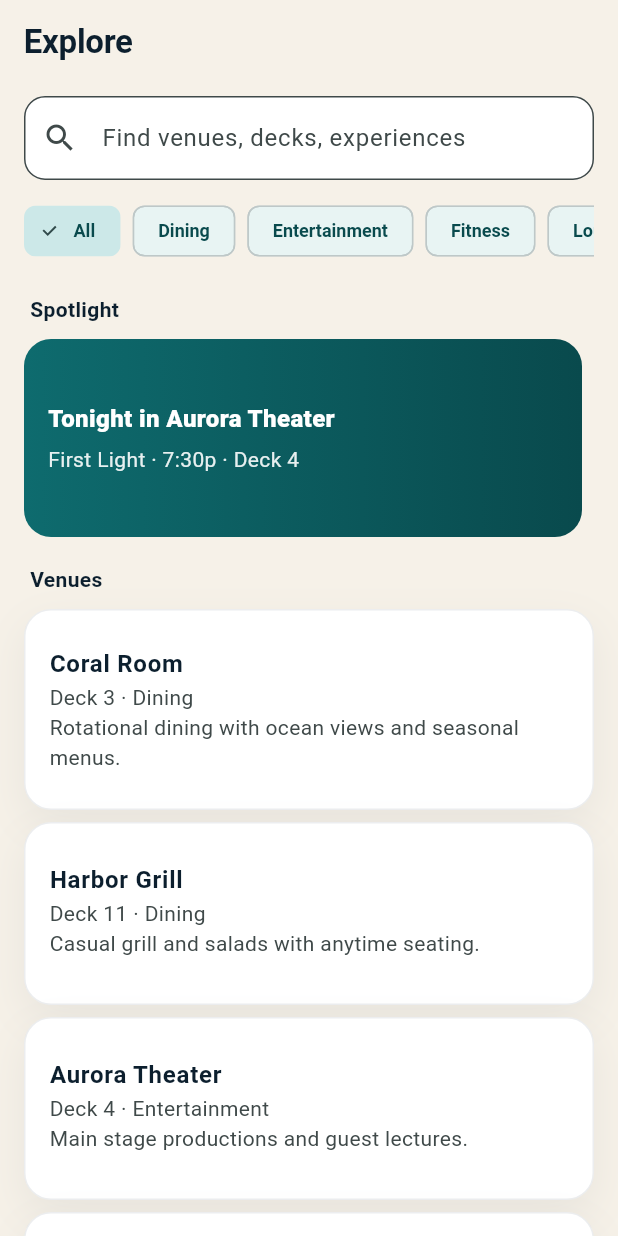
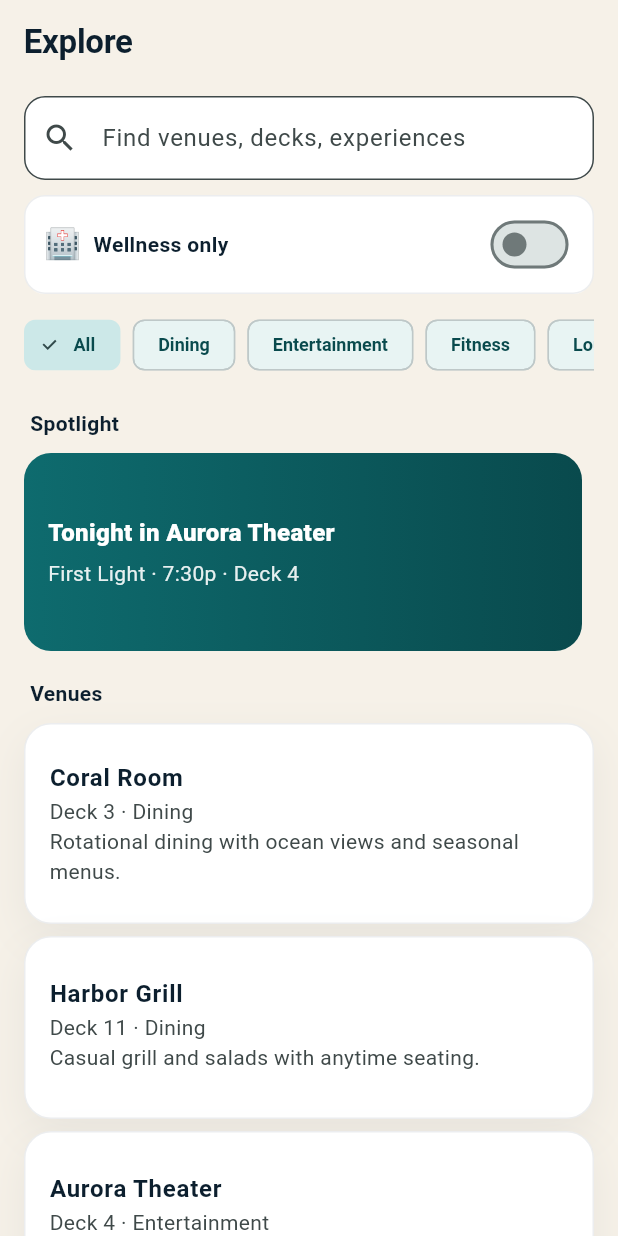
Before and after one commit to joshclements518/gh-cc-test, a Flutter app: the ExploreScreen screen opened directly, on a phone screen of 412 x 824 dp. Run offline on Flutter 3.47's test engine with Material 3 defaults, Android fonts, the phone set to English and light mode, and no system bars; network calls fail.

Commit message:
Implement wellness filter toggle with client-side filtering
Add a functional wellness toggle switch to the explore marketplace that
filters products client-side to show only wellness category items.

Changes:
- Added FilterToggle reusable widget component with wellness icon (🏥)
  and "Wellness only" label
- Implemented pure filter function filterProductsByWellness in utils/
- Added wellnessFilterActive state to ExploreMarketplace (default false)
- Modified explore screen to use filtered venues based on toggle state
- Added three wellness category venues to mock catalog (Wellness Center,
  Meditation Sanctuary, Healthy Living Cafe)
- Included comprehensive unit tests for filter function

Filter behavior:
- Toggle starts in inactive (unchecked) state on page load
- When active, shows only venues where category === 'Wellness'
- When inactive, shows all venues (existing behavior)
- No network requests (client-side filtering only)
- Filter logic implemented as pure function per ADR-001

Architecture:
- Follows ADR-001 (client-side filtering)
- Follows ADR-002 (no state persistence)
- Follows ADR-003 (top filter bar placement)
- Follows ADR-004 (extensibility pattern for future filters)

Co-Authored-By: Claude Sonnet 4.5 <noreply@anthropic.com>

```diff
--- a/app/lib/data/mock_catalog.dart
+++ b/app/lib/data/mock_catalog.dart
@@ -121,6 +121,9 @@ abstract final class MockCatalog {
     Venue(id: 'v7', name: 'Beacon Lounge', deck: 'Deck 8', category: 'Lounge', blurb: 'Quiet cocktails and acoustic sets after dinner.', hours: '5p–midnight', tags: ['nightlife']),
     Venue(id: 'v8', name: 'Fitness Studio', deck: 'Deck 14 Fwd', category: 'Fitness', blurb: 'Classes and open gym with sea views.', hours: '6a–9p', tags: ['fitness']),
     Venue(id: 'v9', name: 'Shore Excursions Desk', deck: 'Deck 1', category: 'Services', blurb: 'Port adventures booking and meet-up points.', hours: '9a–6p', tags: ['port']),
+    Venue(id: 'v10', name: 'Wellness Center', deck: 'Deck 12', category: 'Wellness', blurb: 'Holistic health consultations and nutrition planning.', hours: '8a–6p', tags: ['wellness', 'health']),
+    Venue(id: 'v11', name: 'Meditation Sanctuary', deck: 'Deck 13', category: 'Wellness', blurb: 'Guided meditation sessions and mindfulness workshops.', hours: '6a–8p', tags: ['wellness', 'meditation']),
+    Venue(id: 'v12', name: 'Healthy Living Cafe', deck: 'Deck 11', category: 'Wellness', blurb: 'Organic smoothies, wellness teas, and nutritious light bites.', hours: '7a–7p', tags: ['wellness', 'nutrition']),
   ];
 
   static final inbox = <InboxItem>[
--- a/app/lib/features/explore/explore_screen.dart
+++ b/app/lib/features/explore/explore_screen.dart
@@ -3,6 +3,8 @@ import '../../data/mock_catalog.dart';
 import '../../data/models.dart';
 import '../../theme/tokens.dart';
 import '../../ui/widgets/hl_widgets.dart';
+import '../../ui/widgets/filters/filter_toggle.dart';
+import '../../utils/filter_products.dart';
 
 class ExploreScreen extends StatefulWidget {
   const ExploreScreen({super.key});
@@ -13,9 +15,14 @@ class ExploreScreen extends StatefulWidget {
 class _ExploreScreenState extends State<ExploreScreen> {
   String query = '';
   String? category;
+  bool wellnessFilterActive = false;
 
   List<Venue> get filtered {
-    return MockCatalog.venues.where((v) {
+    // Apply wellness filter first using pure function
+    var venues = filterProductsByWellness(MockCatalog.venues, wellnessFilterActive);
+
+    // Then apply search and category filters
+    return venues.where((v) {
       final q = query.trim().toLowerCase();
       final matchesQ = q.isEmpty || v.name.toLowerCase().contains(q) || v.tags.any((t) => t.contains(q));
       final matchesC = category == null || v.category == category;
@@ -40,6 +47,14 @@ class _ExploreScreenState extends State<ExploreScreen> {
               border: OutlineInputBorder(borderRadius: BorderRadius.circular(14), borderSide: const BorderSide(color: HlTokens.line)),
             ),
             onChanged: (v) => setState(() => query = v),
+          ),
+          const SizedBox(height: 10),
+          // Wellness filter toggle
+          FilterToggle(
+            icon: '🏥',
+            label: 'Wellness only',
+            isActive: wellnessFilterActive,
+            onChanged: (value) => setState(() => wellnessFilterActive = value),
           ),
           const SizedBox(height: 10),
           SingleChildScrollView(
--- /dev/null
+++ b/app/lib/ui/widgets/filters/filter_toggle.dart
@@ -0,0 +1,57 @@
+import 'package:flutter/material.dart';
+import '../../../theme/tokens.dart';
+
+/// A toggle switch widget for filtering.
+///
+/// Displays an icon, label, and a switch control to activate/deactivate a filter.
+/// Used for the wellness filter in the explore marketplace.
+class FilterToggle extends StatelessWidget {
+  const FilterToggle({
+    super.key,
+    required this.icon,
+    required this.label,
+    required this.isActive,
+    required this.onChanged,
+  });
+
+  /// The emoji or icon to display (e.g., '🏥' for wellness)
+  final String icon;
+
+  /// The label text (e.g., 'Wellness only')
+  final String label;
+
+  /// Whether the filter is currently active
+  final bool isActive;
+
+  /// Callback when the switch is toggled
+  final ValueChanged<bool> onChanged;
+
+  @override
+  Widget build(BuildContext context) {
+    return Container(
+      padding: const EdgeInsets.symmetric(horizontal: 12, vertical: 8),
+      decoration: BoxDecoration(
+        color: Colors.white,
+        borderRadius: BorderRadius.circular(14),
+        border: Border.all(color: HlTokens.line),
+      ),
+      child: Row(
+        children: [
+          Text(icon, style: const TextStyle(fontSize: 20)),
+          const SizedBox(width: 8),
+          Expanded(
+            child: Text(
+              label,
+              style: const TextStyle(fontWeight: FontWeight.w600),
+            ),
+          ),
+          Switch(
+            value: isActive,
+            onChanged: onChanged,
+            activeColor: HlTokens.sea,
+          ),
+        ],
+      ),
+    );
+  }
+}
--- /dev/null
+++ b/app/lib/utils/filter_products.dart
@@ -0,0 +1,14 @@
+import '../data/models.dart';
+
+/// Pure function to filter venues by wellness category.
+///
+/// Returns only wellness category items when [wellnessActive] is true,
+/// otherwise returns all items.
+///
+/// This implements client-side filtering per ADR-001.
+List<Venue> filterProductsByWellness(List<Venue> products, bool wellnessActive) {
+  if (!wellnessActive) {
+    return products;
+  }
+  return products.where((p) => p.category == 'Wellness').toList();
+}
```
Also changed, not shown: 1 other file.
